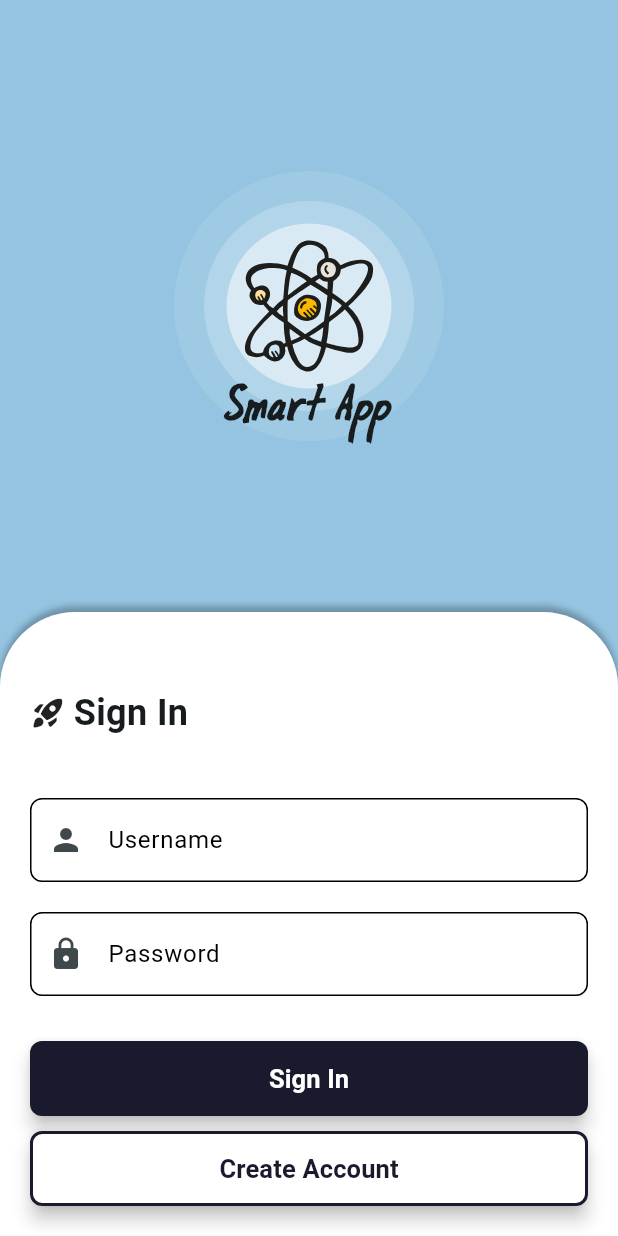
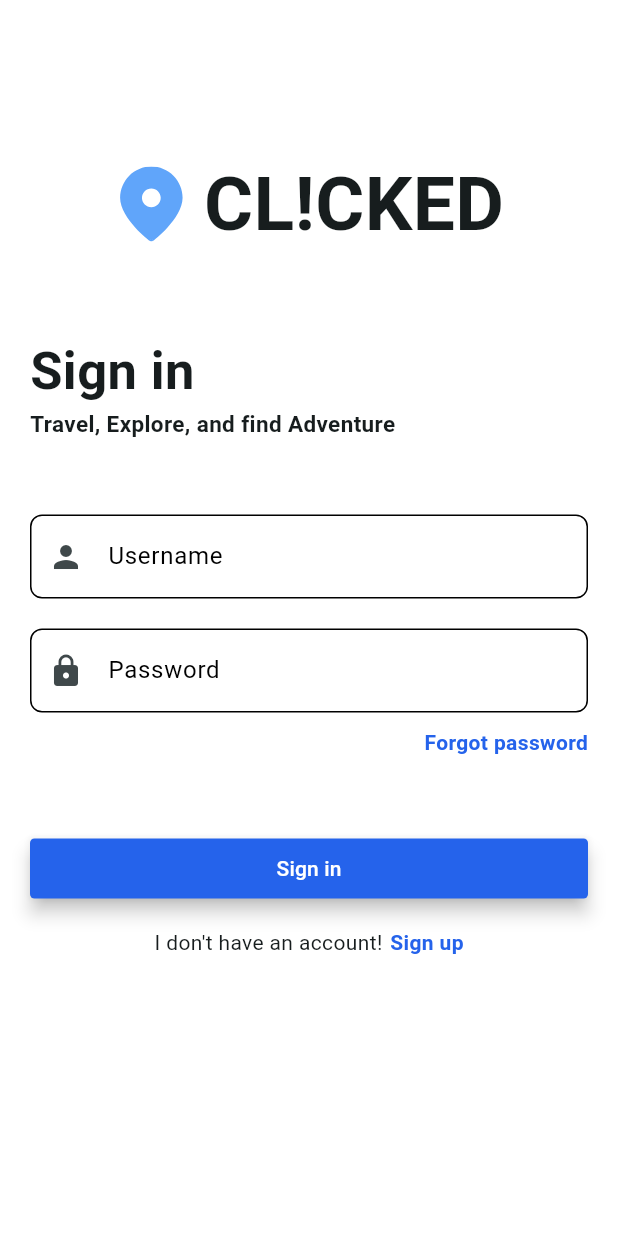
Before and after one commit to emmanueljustin/smart-app, a Flutter app: the screen it shows after launch, on a phone screen of 412 x 824 dp. Run offline on Flutter 3.47's test engine with Material 3 defaults, Android fonts, the phone set to English and light mode, and no system bars; our stand-ins replace bloc, dio, equatable, flutter_bloc, flutter_svg, get_it and 3 more; accounts and stored records are empty.

Commit message:
Revamped the login screen ui

```diff
--- a/lib/global_core/api/dio/dio_interceptors.dart
+++ b/lib/global_core/api/dio/dio_interceptors.dart
@@ -2,6 +2,7 @@ import 'dart:developer';
 
 import 'package:dio/dio.dart';
 import 'package:get_it/get_it.dart';
+import 'package:logger/logger.dart';
 
 import '../../hive_service/hive_methods.dart';
 
@@ -17,8 +18,18 @@ class HeaderInterceptor extends InterceptorsWrapper {
     options.headers['Accept'] = 'application/json';
     options.headers['Content-Type'] = 'application/json';
 
-    log("URI: ${options.path}");
-    log("Parameter: ${options.data}");
+    var logger = Logger(
+      filter: null,
+      output: null,
+      printer: PrettyPrinter(
+        printEmojis: false,
+        methodCount: 0,
+      )
+    );
+
+    logger.d(
+      "Uri: ${options.path}\nParams: ${options.data}"
+    );
 
     return super.onRequest(options, handler);
   }
@@ -26,6 +37,7 @@ class HeaderInterceptor extends InterceptorsWrapper {
   @override
   void onResponse(Response response, ResponseInterceptorHandler handler) {
     log(response.data.toString());
+    log(response.realUri.toString());
 
     return handler.next(response);
   }
--- a/lib/main.dart
+++ b/lib/main.dart
@@ -30,6 +30,7 @@ class MyApp extends StatelessWidget {
         useMaterial3: true,
         colorScheme: ColorScheme.fromSeed(
           seedColor: Colors.white,
+          // primary: const Color(0xFFE0F7FA)
           primary: const Color(0xFF94C4E1),
           secondary: const Color(0xFF1A1A2E),
         ),
--- a/lib/src/auth/presentation/screens/login.dart
+++ b/lib/src/auth/presentation/screens/login.dart
@@ -1,12 +1,12 @@
 import 'package:flutter/material.dart';
+import 'package:flutter_svg/flutter_svg.dart';
 import 'package:flutter_bloc/flutter_bloc.dart';
-import 'package:flutter_svg/flutter_svg.dart';
 import 'package:smartapp/global_core/widgets/textfields/info_field.dart';
 import 'package:smartapp/global_core/widgets/textfields/password_field.dart';
-import 'package:smartapp/global_core/widgets/title.dart';
-import 'package:smartapp/src/auth/core/parameters.dart';
-import 'package:smartapp/src/auth/presentation/blocs/login/login_bloc.dart';
 import 'package:smartapp/src/auth/presentation/screens/register.dart';
+
+import '../../core/parameters.dart';
+import '../blocs/login/login_bloc.dart';
 
 class LoginScreen extends StatelessWidget {
   LoginScreen({super.key});
@@ -22,129 +22,56 @@ class LoginScreen extends StatelessWidget {
   @override
   Widget build(BuildContext context) {
     return Scaffold(
-      backgroundColor: Theme.of(context).colorScheme.primary,
+      backgroundColor: Colors.white,
+      resizeToAvoidBottomInset: true,
       body: SafeArea(
+        child: Form(
+          key: _key,
           child: SingleChildScrollView(
-          child: SizedBox(
-            height: MediaQuery.of(context).size.height,
-            child: Column(
-              mainAxisAlignment: MainAxisAlignment.end,
-              children: [
-                Expanded(
-                  child: SizedBox(
+            physics: const BouncingScrollPhysics(),
+            child: Container(
+              width: MediaQuery.of(context).size.width,
+              padding: const EdgeInsets.symmetric(horizontal: 20.0, vertical: 100.0),
               child: Column(
                 mainAxisAlignment: MainAxisAlignment.center,
                 children: [
-                        Stack(
+                  Row(
+                    mainAxisAlignment: MainAxisAlignment.center,
                     children: [
-                            Stack(
-                              children: [
-                                Stack(
-                                  children: [
-                                    // 4th Stack layer
-                                    Opacity(
-                                      opacity: 0.1,
-                                      child: Container(
-                                        width: 180,
-                                        height: 180,
-                                        decoration: const BoxDecoration(
-                                          color: Colors.white,
-                                          shape: BoxShape.circle
+                      SvgPicture.asset('assets/pin.svg',
+                        width: 50.0,
                       ),
+                      const SizedBox(
+                        width: 10.0,
                       ),
-                                    ),
-                                    // 3rd Stack layer
-                                    Positioned.fill(
-                                      child: Align(
-                                        alignment: Alignment.center,
-                                        child: Opacity(
-                                          opacity: 0.2,
-                                          child: Container(
-                                            width: 140,
-                                            height: 140,
-                                            decoration: const BoxDecoration(
-                                              color: Colors.white,
-                                              shape: BoxShape.circle
-                                            ),
-                                          ),
-                                        ),
+                      const Text('CL!CKED',
+                        style: TextStyle(
+                          fontWeight: FontWeight.bold,
+                          fontSize: 50.0,
                         ),
                       ),
                     ],
                   ),
-                                // 2nd Stack layer
-                                Positioned.fill(
-                                  child: Align(
-                                    alignment: Alignment.center,
-                                    child: Opacity(
-                                      opacity: 0.5,
-                                      child: Container(
-                                        width: 110,
-                                        height: 110,
-                                        decoration: const BoxDecoration(
-                                          color: Colors.white,
-                                          shape: BoxShape.circle
+                  const SizedBox(
+                    height: 50.0,
+                  ),
+                  Column(
+                    crossAxisAlignment: CrossAxisAlignment.start,
+                    children: [
+                      const Text('Sign in',
+                        style: TextStyle(
+                          fontWeight: FontWeight.bold,
+                          fontSize: 35.0,
                         ),
                       ),
+                      const Text('Travel, Explore, and find Adventure',
+                        style: TextStyle(
+                          fontWeight: FontWeight.w600,
+                          fontSize: 15.0,
                         ),
                       ),
-                                ),
-                              ],
-                            ),
-                            // 1st Stack layer
-                            Positioned.fill(
-                              child: Align(
-                                alignment: Alignment.center,
-                                child: SvgPicture.asset('assets/atom-svg.svg', width: 100,),
-                              ),
-                            ),
-                            const Positioned.fill(
-                              child: Align(
-                                alignment: Alignment.bottomCenter,
-                                child: Text(
-                                  'Smart App',
-                                  style: TextStyle(
-                                    fontSize: 30.0,
-                                    fontWeight: FontWeight.bold,
-                                    fontFamily: 'Oilbats'
-                                  ),
-                                ),
-                              ),
-                            ),
-                          ],
-                        ),
-                      ],
-                    ),
-                  ),
-                ),
-
-
-                Container(
-                  width: MediaQuery.of(context).size.width,
-                  padding: const EdgeInsets.fromLTRB(20.0, 50.0, 20.0, 20.0),
-                  decoration: const BoxDecoration(
-                    color: Colors.white,
-                    borderRadius: BorderRadius.only(
-                      topLeft: Radius.circular(50.0),
-                      topRight: Radius.circular(50.0),
-                    ),
-                    boxShadow: [
-                      BoxShadow(
-                        color: Colors.black26,
-                        blurRadius: 3,
-                        offset: Offset(0, -4),
-                      )
-                    ],
-                  ),
-                  child: Form(
-                    key: _key,
-                    child: SingleChildScrollView(
-                      child: Column(
-                        crossAxisAlignment: CrossAxisAlignment.start,
-                        children: [
-                          const TitleHeader(title: 'Sign In'),
                       const SizedBox(
-                            height: 40.0,
+                        height: 50.0,
                       ),
                       InformationTextField(
                         fieldName: "Username",
@@ -160,39 +87,58 @@ class LoginScreen extends StatelessWidget {
                         focus: _passwordFocus,
                       ),
                       const SizedBox(
-                            height: 30.0,
+                        height: 10.0,
+                      ),
+                      Row(
+                        mainAxisAlignment: MainAxisAlignment.end,
+                        children: [
+                          GestureDetector(
+                            onTap: () {},
+                            child: const Text('Forgot password',
+                              style: TextStyle(
+                                fontWeight: FontWeight.w600,
+                                color:Color(0xFF2563EB)
+                              ),
+                            ),
+                          ),
+                        ],
+                      ),
+                      const SizedBox(
+                        height: 50.0,
                       ),
                       SizedBox(
-                            height: 50.0,
                         width: MediaQuery.of(context).size.width,
                         child: ElevatedButton(
                           onPressed: () {
                             context.read<LoginBloc>().add(OnLogin(LoginParams(username: _username.text, password: _password.text)));
                           },
                           style: ElevatedButton.styleFrom(
-                                backgroundColor: Theme.of(context).colorScheme.secondary,
-                                shape: RoundedRectangleBorder(borderRadius: BorderRadius.circular(8.0)),
+                            backgroundColor: const Color(0xFF2563EB),
+                            shape: RoundedRectangleBorder(
+                              borderRadius: BorderRadius.circular(3.0),
+                            ),
                             shadowColor: Colors.black,
                             elevation: 5.0,
                           ),
-                              child: const Text(
-                                'Sign In',
+                          child: const Text('Sign in',
                             style: TextStyle(
                               color: Colors.white,
-                                  fontSize: 17.0,
-                                  fontWeight: FontWeight.w600,
                             ),
                           ),
                         ),
                       ),
                       const SizedBox(
-                            height: 10.0,
+                        height: 15.0,
                       ),
-                          SizedBox(
-                            height: 50.0,
-                            width: MediaQuery.of(context).size.width,
-                            child: ElevatedButton(
-                              onPressed: () {
+                      Row(
+                        mainAxisAlignment: MainAxisAlignment.center,
+                        children: [
+                          const Text("I don't have an account!"),
+                          const SizedBox(
+                            width: 5.0 ,
+                          ),
+                          GestureDetector(
+                            onTap: () {
                               // context.read<LoginBloc>().add(const CheckHive());
                               _usernameFocus.unfocus();
                               _passwordFocus.unfocus();
@@ -215,34 +161,19 @@ class LoginScreen extends StatelessWidget {
                                 ),
                               );
                             },
-                              style: ElevatedButton.styleFrom(
-                                backgroundColor: Colors.white,
-                                shape: RoundedRectangleBorder(
-                                  side: BorderSide(
-                                    color: Theme.of(context).colorScheme.secondary,
-                                    width: 2.0,
-                                  ),
-                                  borderRadius: BorderRadius.circular(8.0),
-                                ),
-                                shadowColor: Colors.black,
-                                elevation: 5.0,
-                              ),
-                              child: Text(
-                                'Create Account',
+                            child: const Text('Sign up',
                               style: TextStyle(
-                                  color: Theme.of(context).colorScheme.secondary,
-                                  fontSize: 17.0,
                                 fontWeight: FontWeight.w600,
+                                color:Color(0xFF2563EB)
                               ),
                             ),
-                            ),
+                          )
+                        ],
                       ),
                     ],
                   ),
+                ],
               ),
-                  ),
-                ),
-              ],
             ),
           ),
         ),
--- a/pubspec.yaml
+++ b/pubspec.yaml
@@ -40,6 +40,7 @@ dependencies:
   flutter_svg: ^2.0.10+1
   hive: ^2.2.3
   hive_flutter: ^1.1.0
+  logger: ^2.4.0
 
 
   # The following adds the Cupertino Icons font to your application.
```
Also changed, not shown: assets/pin.svg (added), pubspec.lock. Lines whose indentation alone changed are shown as unchanged.
